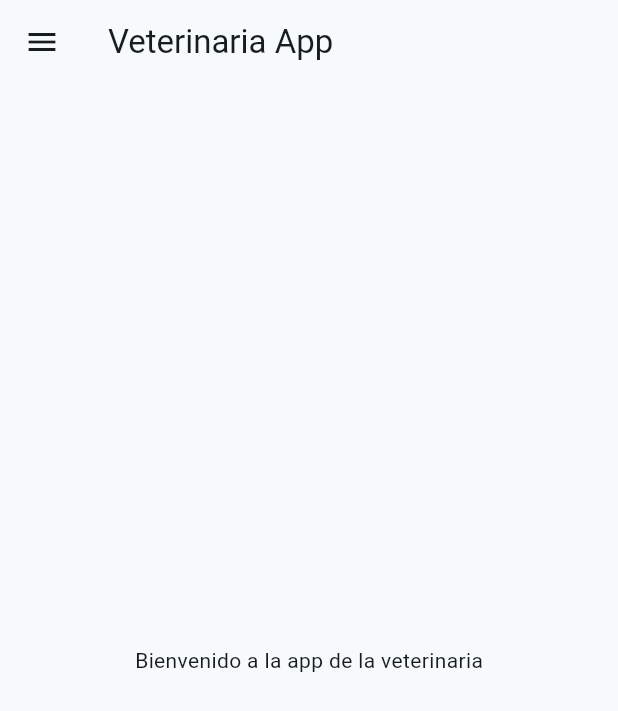
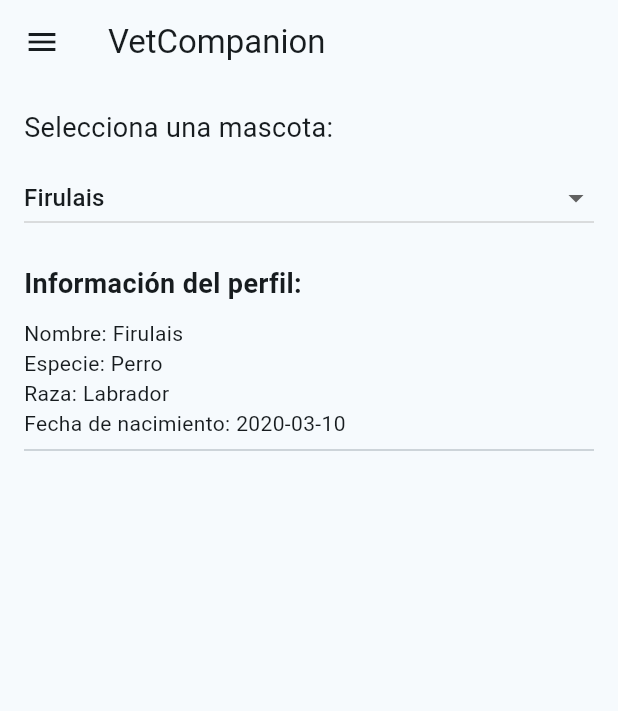
Before and after one commit to olbap-web/TAS_reminderapp, a Flutter app: the screen it shows after launch, on a phone screen of 412 x 824 dp. Shown: the top 711 px of the screen. Run offline on Flutter 3.47's test engine with Material 3 defaults, Android fonts, the light colour scheme and no system bars.

Commit message:
cambio de lado menu

```diff
--- a/lib/main.dart
+++ b/lib/main.dart
@@ -38,7 +38,7 @@ class PetReminderApp extends StatelessWidget {
       valueListenable: themeNotifier,
       builder: (_, ThemeMode currentMode, __) {
         return MaterialApp(
-          title: 'Pet Reminder',
+          title: 'VetCompanion',
           theme: ThemeData(
             useMaterial3: true,
             colorScheme: ColorScheme.fromSeed(seedColor: Colors.blueGrey),
--- a/lib/ui/home_page.dart
+++ b/lib/ui/home_page.dart
@@ -1,208 +1,164 @@
-
-
-
-// import 'package:flutter/material.dart';
-// import 'package:pet_remainder_app/models/pet.dart';
-// import 'package:pet_remainder_app/ui/control_medico/control_medico_page.dart';
-// import 'pet_profile_page.dart';
-// import 'remainder/reminder_page.dart';
-// // Importa otras páginas si las tienes creadas
-// // import 'treatment_page.dart';
-// // import 'medical_event_page.dart';
-
-// class HomePage extends StatelessWidget {
-//   @override
-//   Widget build(BuildContext context) {
-//     return Scaffold(
-//       appBar: AppBar(
-//         title: Text('Veterinaria App'),
-//       ),
-//       drawer: Drawer(
-//         child: ListView(
-//           padding: EdgeInsets.zero,
-//           children: <Widget>[
-//             DrawerHeader(
-//               decoration: BoxDecoration(
-//                 color: Colors.blueAccent,
-//               ),
-//               child: Column(
-//                 crossAxisAlignment: CrossAxisAlignment.start,
-//                 children: [
-//                   Icon(Icons.pets, size: 40, color: Colors.white),
-//                   SizedBox(height: 10),
-//                   Text(
-//                     'Menú Principal',
-//                     style: TextStyle(
-//                       color: Colors.white,
-//                       fontSize: 20,
-//                     ),
-//                   ),
-//                 ],
-//               ),
-//             ),
-//             ListTile(
-//               leading: Icon(Icons.pets),
-//               title: Text('Perfil de mascota'),
-//               onTap: () {
-//                 Navigator.push(
-//                   context,
-//                   MaterialPageRoute(builder: (context) => PetProfilePage(pet: Pet(id: 2, nombre: 'Misu', especie: 'Gato', raza: 'Siames', fechaNacimiento: DateTime(2021, 5, 18)))),
-//                 );
-//               },
-//             ),
-//             ListTile(
-//               leading: Icon(Icons.alarm),
-//               title: Text('Recordatorios'),
-//               onTap: () {
-//                 Navigator.push(
-//                   context,
-//                   MaterialPageRoute(builder: (context) => ReminderPage()),
-//                 );
-//               },
-//             ),
-//             ListTile(
-//               leading: Icon(Icons.medical_services),
-//               title: Text('Tratamientos'),
-//               onTap: () {
-//                 // Navigator.push(context, MaterialPageRoute(builder: (context) => TreatmentPage()));
-//               },
-//             ),
-//             ListTile(
-//               leading: Icon(Icons.event_note),
-//               title: Text('Eventos Médicos'),
-//               onTap: () {
-//                 Navigator.push(context, MaterialPageRoute(builder: (context) => ControlMedicoPage(idMascota: 2,)));
-//               },
-//             ),
-//             Divider(),
-//             ListTile(
-//               leading: Icon(Icons.logout),
-//               title: Text('Cerrar sesión'),
-//               onTap: () {
-//                 Navigator.pop(context);
-//                 // Lógica para cerrar sesión si aplica
-//               },
-//             ),
-//           ],
-//         ),
-//       ),
-//       body: Center(
-//         child: Text('Bienvenido a la app de la veterinaria'),
-//       ),
-//     );
-//   }
-// }
-// ///_____________________________________
-// ///
-//import 'package:flutter/material.dart';
 import 'package:flutter/material.dart';
-import 'package:pet_remainder_app/main.dart'; // Importa el main para acceder al themeNotifier
+import 'package:pet_remainder_app/main.dart';
 import 'package:pet_remainder_app/models/pet.dart';
+import 'package:pet_remainder_app/service/pet_service.dart';
 import 'package:pet_remainder_app/ui/control_medico/control_medico_page.dart';
 import 'package:pet_remainder_app/ui/treatment/treatment_page.dart';
 import 'pet_profile_page.dart';
 import 'remainder/reminder_page.dart';
 
-class HomePage extends StatelessWidget {
+class HomePage extends StatefulWidget {
   @override
-  Widget build(BuildContext context) {
-    bool isDarkMode = PetReminderApp.themeNotifier.value == ThemeMode.dark;
+  _HomePageState createState() => _HomePageState();
+}
 
-    return Scaffold(
-      appBar: AppBar(
-        title: Text('Veterinaria App'),
+class _HomePageState extends State<HomePage> {
+  bool isDrawerLeft = true;
+  bool get isDarkMode => PetReminderApp.themeNotifier.value == ThemeMode.dark;
+
+  final List<Map<String, dynamic>> drawerItems = [];
+
+  List<Pet> pets = [];
+  Pet? selectedPet;
+
+  @override
+  void initState() {
+    super.initState();
+    pets = PetService.getAllPets();
+    if (pets.isNotEmpty) selectedPet = pets.first;
+
+    drawerItems.addAll([
+      {
+        'icon': Icons.alarm,
+        'title': 'Recordatorios',
+        'action': () => Navigator.push(
+              context,
+              MaterialPageRoute(builder: (context) => ReminderPage()),
             ),
-      drawer: Drawer(
-        child: ListView(
+      },
+      {
+        'icon': Icons.medical_services,
+        'title': 'Tratamientos',
+        'action': () => Navigator.push(
+              context,
+              MaterialPageRoute(builder: (context) => TratamientoPage()),
+            ),
+      },
+      {
+        'icon': Icons.event_note,
+        'title': 'Eventos Médicos',
+        'action': () => Navigator.push(
+              context,
+              MaterialPageRoute(
+                  builder: (context) => ControlMedicoPage(idMascota: selectedPet?.id ?? 0)),
+            ),
+      },
+      {
+        'icon': Icons.brightness_6,
+        'title': () => isDarkMode ? 'Modo Claro' : 'Modo Oscuro',
+        'action': () {
+          PetReminderApp.themeNotifier.value =
+              isDarkMode ? ThemeMode.light : ThemeMode.dark;
+          Navigator.pop(context);
+        },
+      },
+      {
+        'icon': Icons.logout,
+        'title': 'Cerrar sesión',
+        'action': () {
+          Navigator.pop(context);
+        },
+      },
+    ]);
+  }
+
+  Widget buildDrawerContent() {
+    return ListView(
       padding: EdgeInsets.zero,
-          children: <Widget>[
+      children: [
         DrawerHeader(
           decoration: BoxDecoration(color: Colors.blueAccent),
           child: Column(
-                crossAxisAlignment: CrossAxisAlignment.start,
+            crossAxisAlignment: CrossAxisAlignment.center,
             children: [
               Icon(Icons.pets, size: 40, color: Colors.white),
               SizedBox(height: 10),
-                  Text(
-                    'Menú Principal',
-                    style: TextStyle(color: Colors.white, fontSize: 20),
-                  ),
+              Text('Home', style: TextStyle(color: Colors.white, fontSize: 20)),
             ],
           ),
         ),
-            ListTile(
-              leading: Icon(Icons.pets),
-              title: Text('Perfil de mascota'),
-              onTap: () {
-                Navigator.push(
-                  context,
-                  MaterialPageRoute(
-                    builder: (context) => PetProfilePage(
-                      pet: Pet(
-                        id: 2,
-                        nombre: 'Misu',
-                        especie: 'Gato',
-                        raza: 'Siames',
-                        fechaNacimiento: DateTime(2021, 5, 18),
-                      ),
-                    ),
-                  ),
+        ...drawerItems.map((item) {
+          final icon = item['icon'];
+          final title = item['title'];
+          final action = item['action'];
+          return ListTile(
+            leading: Icon(icon),
+            title: Text(title is Function ? title() : title),
+            onTap: action,
           );
-              },
-            ),
-            ListTile(
-              leading: Icon(Icons.alarm),
-              title: Text('Recordatorios'),
-              onTap: () {
-                Navigator.push(
-                  context,
-                  MaterialPageRoute(builder: (context) => ReminderPage()),
-                );
-              },
-            ),
-            ListTile(
-              leading: Icon(Icons.medical_services),
-              title: Text('Tratamientos'),
-              onTap: () {
-                Navigator.push(
-                  context,
-                  MaterialPageRoute(builder: (context) => TratamientoPage()),
-                );
-              },
-            ),
-            ListTile(
-              leading: Icon(Icons.event_note),
-              title: Text('Eventos Médicos'),
-              onTap: () {
-                Navigator.push(
-                  context,
-                  MaterialPageRoute(builder: (context) => ControlMedicoPage(idMascota: 2)),
-                );
-              },
-            ),
+        }).toList(),
         Divider(),
         ListTile(
-              leading: Icon(Icons.brightness_6),
-              title: Text(isDarkMode ? 'Modo Claro' : 'Modo Oscuro'),
+          leading: Icon(Icons.swap_horiz),
+          title: Text('Cambiar menú de lado'),
           onTap: () {
-                PetReminderApp.themeNotifier.value =
-                    isDarkMode ? ThemeMode.light : ThemeMode.dark;
-                Navigator.pop(context); // Cierra el Drawer
-              },
-            ),
-            ListTile(
-              leading: Icon(Icons.logout),
-              title: Text('Cerrar sesión'),
-              onTap: () {
-                Navigator.pop(context);
-                // Lógica para cerrar sesión si aplica
+            setState(() {
+              isDrawerLeft = !isDrawerLeft;
+            });
           },
         ),
       ],
+    );
+  }
+
+  @override
+  Widget build(BuildContext context) {
+    return Scaffold(
+      appBar: AppBar(
+        title: Text('VetCompanion'),
       ),
+      drawer: isDrawerLeft ? Drawer(child: buildDrawerContent()) : null,
+      endDrawer: !isDrawerLeft ? Drawer(child: buildDrawerContent()) : null,
+      body: Padding(
+        padding: const EdgeInsets.all(16.0),
+        child: Column(
+          crossAxisAlignment: CrossAxisAlignment.start,
+          children: [
+            Text("Selecciona una mascota:", style: TextStyle(fontSize: 18)),
+            SizedBox(height: 10),
+            DropdownButton<Pet>(
+              value: selectedPet,
+              hint: Text('Elige una mascota'),
+              isExpanded: true,
+              onChanged: (Pet? newPet) {
+                setState(() {
+                  selectedPet = newPet;
+                });
+              },
+              items: pets.map((Pet pet) {
+                return DropdownMenuItem<Pet>(
+                  value: pet,
+                  child: Text(pet.nombre),
+                );
+              }).toList(),
             ),
-      body: Center(
-        child: Text('Bienvenido a la app de la veterinaria'),
+            SizedBox(height: 20),
+            if (selectedPet != null) ...[
+              Text("Información del perfil:",
+                  style: TextStyle(fontSize: 18, fontWeight: FontWeight.bold)),
+              SizedBox(height: 10),
+              Text("Nombre: ${selectedPet!.nombre}"),
+              Text("Especie: ${selectedPet!.especie}"),
+              Text("Raza: ${selectedPet!.raza}"),
+              Text("Fecha de nacimiento: ${selectedPet!.fechaNacimiento.toLocal().toString().split(' ')[0]}"),
+            ],
+            Divider(),
+            SizedBox(height: 20),
+
+
+
+          ],
+        ),
       ),
     );
   }
--- a/pubspec.yaml
+++ b/pubspec.yaml
@@ -31,9 +31,12 @@ dependencies:
   http: 1.4.0
   flutter:
     sdk: flutter
-  # cupertino_icons: ^1.0.8
   intl: ^0.18.1
   uuid: ^4.3.1
+
+  # firebase_core: ^2.31.0
+  # firebase_auth: ^4.17.4
+  # google_sign_in: ^6.2.1
   # cupertino_icons: ^1.0.6
   # flutter_local_notifications: ^17.0.0
   # shared_preferences: ^2.2.2
```
Also changed, not shown: lib/service/drawer_service.dart (added, +70 -0 lines), lib/ui/util/drawer_item.dart (added, +9 -0 lines), pubspec.lock, 1 other file. Lines whose indentation alone changed are shown as unchanged.
